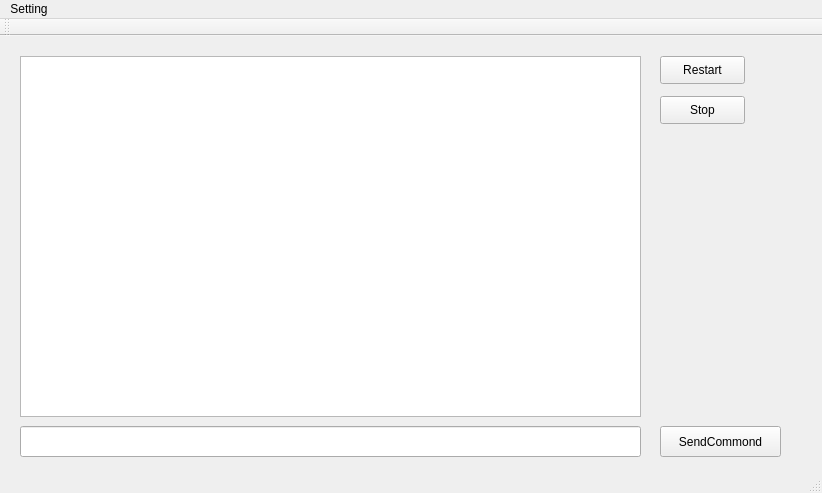
The window that Server/12308_Server/servermainwindow.ui (TimerChen/TrainTickets) describes before a commit, drawn with Qt 5.
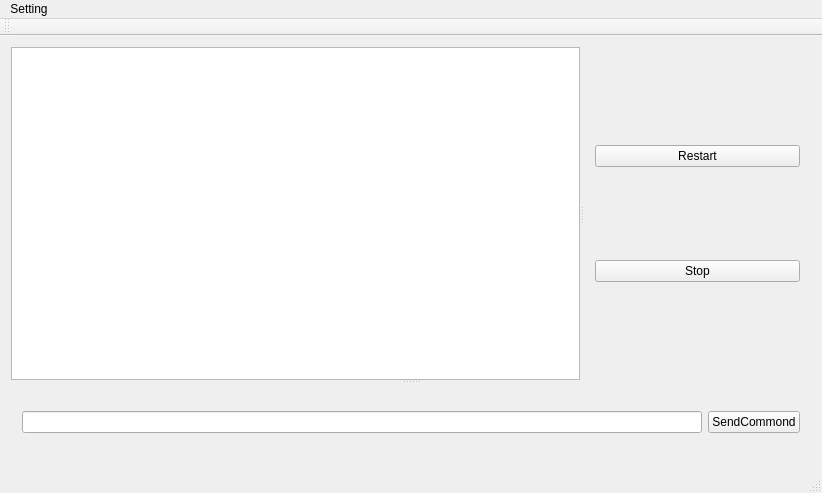
The same window after the commit.

```diff
--- a/Server/12308_Server/servermainwindow.ui
+++ b/Server/12308_Server/servermainwindow.ui
@@ -14,68 +14,57 @@
    <string>12308服务端</string>
   </property>
   <widget class="QWidget" name="centralWidget">
-   <widget class="QPushButton" name="restartPushButton">
-    <property name="geometry">
-     <rect>
-      <x>660</x>
-      <y>20</y>
-      <width>85</width>
-      <height>28</height>
-     </rect>
-    </property>
-    <property name="text">
-     <string>Restart</string>
-    </property>
-   </widget>
+   <layout class="QVBoxLayout" name="verticalLayout_2">
+    <item>
+     <widget class="QSplitter" name="splitter_2">
+      <property name="orientation">
+       <enum>Qt::Vertical</enum>
+      </property>
+      <widget class="QSplitter" name="splitter">
+       <property name="orientation">
+        <enum>Qt::Horizontal</enum>
+       </property>
    <widget class="QTextEdit" name="console">
-    <property name="geometry">
-     <rect>
-      <x>20</x>
-      <y>20</y>
-      <width>621</width>
-      <height>361</height>
-     </rect>
-    </property>
     <property name="readOnly">
      <bool>true</bool>
     </property>
    </widget>
+       <widget class="QWidget" name="">
+        <layout class="QVBoxLayout" name="verticalLayout">
+         <item>
+          <widget class="QPushButton" name="restartPushButton">
+           <property name="text">
+            <string>Restart</string>
+           </property>
+          </widget>
+         </item>
+         <item>
    <widget class="QPushButton" name="stopPushButton">
-    <property name="geometry">
-     <rect>
-      <x>660</x>
-      <y>60</y>
-      <width>85</width>
-      <height>28</height>
-     </rect>
-    </property>
     <property name="text">
      <string>Stop</string>
     </property>
    </widget>
-   <widget class="QLineEdit" name="lineEdit">
-    <property name="geometry">
-     <rect>
-      <x>20</x>
-      <y>390</y>
-      <width>621</width>
-      <height>31</height>
-     </rect>
-    </property>
-   </widget>
+         </item>
+        </layout>
+       </widget>
+      </widget>
+      <widget class="QWidget" name="">
+       <layout class="QHBoxLayout" name="horizontalLayout">
+        <item>
+         <widget class="QLineEdit" name="lineEdit"/>
+        </item>
+        <item>
    <widget class="QPushButton" name="pushButton">
-    <property name="geometry">
-     <rect>
-      <x>660</x>
-      <y>390</y>
-      <width>121</width>
-      <height>31</height>
-     </rect>
-    </property>
     <property name="text">
      <string>SendCommond</string>
     </property>
    </widget>
+        </item>
+       </layout>
+      </widget>
+     </widget>
+    </item>
+   </layout>
   </widget>
   <widget class="QMenuBar" name="menuBar">
    <property name="geometry">
```
Left out of the diff: 2 changed lines with no effect on the pictures. Lines whose indentation alone changed are shown as unchanged.
